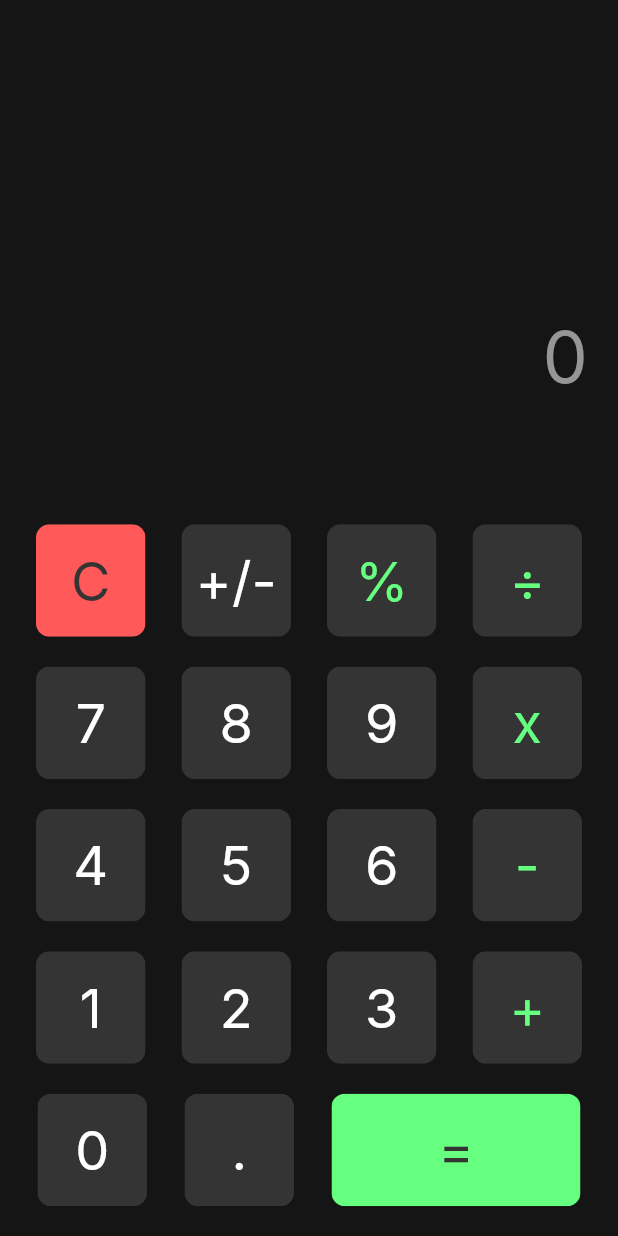
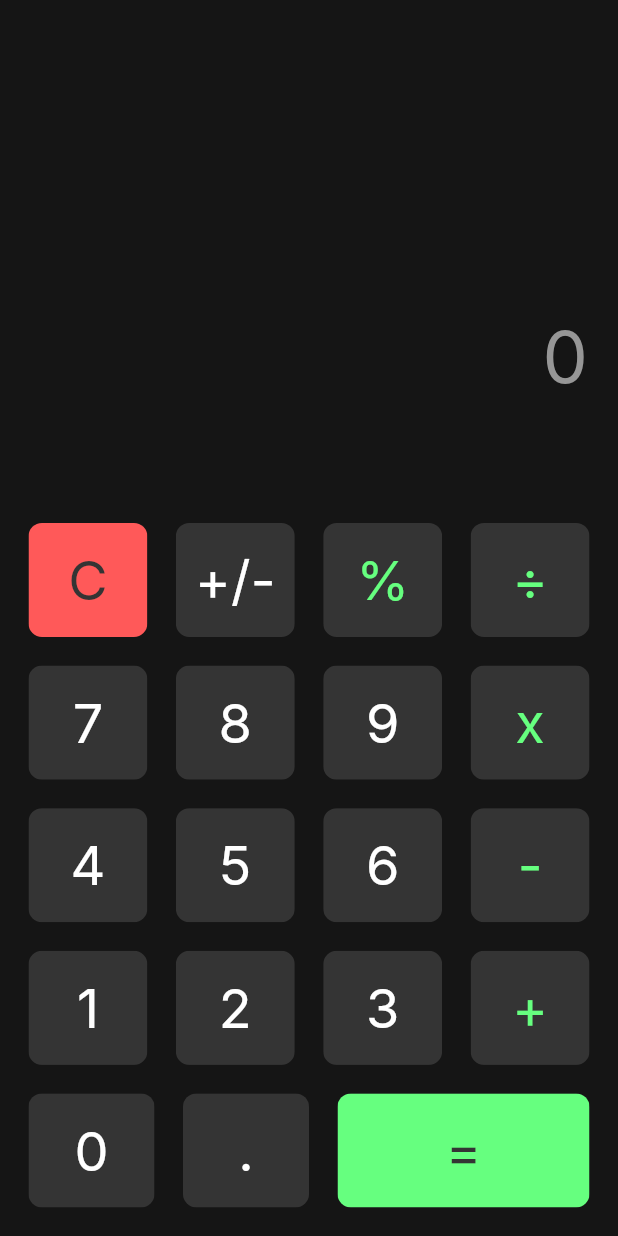
Before and after one commit to daryaak/calculator, a Flutter app: the screen it shows after launch, on a phone screen of 412 x 824 dp. Run offline on Flutter 3.47's test engine with Material 3 defaults, Android fonts, the phone set to English and light mode, and no system bars; our stand-ins replace math_expressions; Roboto replaces fonts that are missing (Inter).

Commit message:
make ui adaptive, fix crashing after '=' sign pressed

```diff
--- a/lib/main.dart
+++ b/lib/main.dart
@@ -78,12 +78,14 @@ class HomePageState extends State<HomePage> {
           Expanded(
             flex:3,
               child: Column(
-                mainAxisAlignment: MainAxisAlignment.spaceEvenly,
                 children: [
-                  Row(
-                    mainAxisAlignment: MainAxisAlignment.spaceEvenly,
+                  const SizedBox(height: 19),
+                  Flexible(
+                    child: Row(
                       children: [
-                    CalcButton(
+                      const SizedBox(width: 19),
+                      Flexible(
+                        child: CalcButton(
                         redButton,
                         blackButton,
                         'C',
@@ -93,7 +95,10 @@ class HomePageState extends State<HomePage> {
                           calcResult = '0';
                           });
                         }),
-                    CalcButton(
+                      ),
+                      const SizedBox(width: 19),
+                      Flexible(
+                        child: CalcButton(
                         blackButton,
                         whiteButton,
                         '+/-',
@@ -103,7 +108,10 @@ class HomePageState extends State<HomePage> {
                             getResult();
                           });
                         }),
-                    CalcButton(
+                      ),
+                      const SizedBox(width: 19),
+                      Flexible(
+                        child: CalcButton(
                         blackButton,
                         greenButton,
                         '%',
@@ -121,7 +129,10 @@ class HomePageState extends State<HomePage> {
                             }
                           });
                         }),
-                    CalcButton(
+                      ),
+                      const SizedBox(width: 19),
+                      Flexible(
+                        child: CalcButton(
                         blackButton,
                         greenButton,
                         '÷',
@@ -139,12 +150,18 @@ class HomePageState extends State<HomePage> {
                             }
                           });
                         }),
+                      ),
+                      const SizedBox(width: 19),
                       ]
                     ),
-                  Row(
-                    mainAxisAlignment: MainAxisAlignment.spaceEvenly,
+                  ),
+                  const SizedBox(height: 19),
+                  Flexible(
+                    child: Row(
                       children: [
-                    CalcButton(
+                      const SizedBox(width: 19),
+                      Flexible(
+                        child: CalcButton(
                         blackButton,
                         whiteButton,
                         '7',
@@ -153,7 +170,10 @@ class HomePageState extends State<HomePage> {
                             userInput += '7';
                           });
                         }),
-                    CalcButton(
+                      ),
+                      const SizedBox(width: 19),
+                      Flexible(
+                        child: CalcButton(
                         blackButton,
                         whiteButton,
                         '8',
@@ -162,7 +182,10 @@ class HomePageState extends State<HomePage> {
                             userInput += '8';
                           });
                         }),
-                    CalcButton(
+                      ),
+                      const SizedBox(width: 19),
+                      Flexible(
+                        child: CalcButton(
                         blackButton,
                         whiteButton,
                         '9',
@@ -171,7 +194,10 @@ class HomePageState extends State<HomePage> {
                             userInput += '9';
                           });
                         }),
-                    CalcButton(
+                      ),
+                      const SizedBox(width: 19),
+                      Flexible(
+                        child: CalcButton(
                         blackButton,
                         greenButton,
                         'x',
@@ -189,12 +215,18 @@ class HomePageState extends State<HomePage> {
                             }
                           });
                         }),
+                      ),
+                      const SizedBox(width: 19),
                       ]
                     ),
-                  Row(
-                    mainAxisAlignment: MainAxisAlignment.spaceEvenly,
+                  ),
+                  const SizedBox(height: 19),
+                  Flexible(
+                    child: Row(
                       children: [
-                    CalcButton(
+                      const SizedBox(width: 19),
+                      Flexible(
+                        child: CalcButton(
                         blackButton,
                         whiteButton,
                         '4',
@@ -203,7 +235,10 @@ class HomePageState extends State<HomePage> {
                             userInput += '4';
                           });
                         }),
-                    CalcButton(
+                      ),
+                      const SizedBox(width: 19),
+                      Flexible(
+                        child: CalcButton(
                         blackButton,
                         whiteButton,
                         '5',
@@ -212,7 +247,10 @@ class HomePageState extends State<HomePage> {
                             userInput += '5';
                           });
                         }),
-                    CalcButton(
+                      ),
+                      const SizedBox(width: 19),
+                      Flexible(
+                        child: CalcButton(
                         blackButton,
                         whiteButton,
                         '6',
@@ -221,7 +259,10 @@ class HomePageState extends State<HomePage> {
                             userInput += '6';
                           });
                         }),
-                    CalcButton(
+                      ),
+                      const SizedBox(width: 19),
+                      Flexible(
+                        child: CalcButton(
                         blackButton,
                         greenButton,
                         '-',
@@ -239,12 +280,18 @@ class HomePageState extends State<HomePage> {
                             }
                           });
                         }),
+                      ),
+                      const SizedBox(width: 19),
                       ]
                     ),
-                  Row(
-                    mainAxisAlignment: MainAxisAlignment.spaceEvenly,
+                  ),
+                  const SizedBox(height: 19),
+                  Flexible(
+                    child: Row(
                       children: [
-                    CalcButton(
+                      const SizedBox(width: 19),
+                      Flexible(
+                        child: CalcButton(
                         blackButton,
                         whiteButton,
                         '1',
@@ -253,7 +300,10 @@ class HomePageState extends State<HomePage> {
                             userInput += '1';
                           });
                         }),
-                    CalcButton(
+                      ),
+                      const SizedBox(width: 19),
+                      Flexible(
+                        child: CalcButton(
                         blackButton,
                         whiteButton,
                         '2',
@@ -262,7 +312,10 @@ class HomePageState extends State<HomePage> {
                             userInput += '2';
                           });
                         }),
-                    CalcButton(
+                      ),
+                      const SizedBox(width: 19),
+                      Flexible(
+                        child: CalcButton(
                         blackButton,
                         whiteButton,
                         '3',
@@ -271,7 +324,10 @@ class HomePageState extends State<HomePage> {
                             userInput += '3';
                           });
                         }),
-                    CalcButton(
+                      ),
+                      const SizedBox(width: 19),
+                      Flexible(
+                        child: CalcButton(
                         blackButton,
                         greenButton,
                         '+',
@@ -289,12 +345,18 @@ class HomePageState extends State<HomePage> {
                             }
                           });
                         }),
+                      ),
+                      const SizedBox(width: 19),
                       ]
                     ),
-                  Row(
-                    mainAxisAlignment: MainAxisAlignment.spaceEvenly,
+                  ),
+                  const SizedBox(height: 19),
+                  Flexible(
+                    child: Row(
                       children: [
-                    CalcButton(
+                      const SizedBox(width: 19),
+                      Flexible(
+                        child: CalcButton(
                         blackButton,
                         whiteButton,
                         '0',
@@ -303,7 +365,10 @@ class HomePageState extends State<HomePage> {
                             userInput += '0';
                           });
                         }),
-                    CalcButton(
+                      ),
+                      const SizedBox(width: 19),
+                      Flexible(
+                        child: CalcButton(
                         blackButton,
                         whiteButton,
                         '.',
@@ -316,17 +381,28 @@ class HomePageState extends State<HomePage> {
                             }
                           });
                         }),
-                    CalcButton(
+                      ),
+                      const SizedBox(width: 19),
+                      Flexible(
+                        flex: 2,
+                        child: CalcButton(
                         greenButton,
                         blackButton,
                         '=',
                         (){
                           setState(() {
+                            if(!checkOperator()){
+                              userInput = userInput.substring(0,userInput.length-1);
+                            }
                             getResult();
                           });
                         }),
+                      ),
+                      const SizedBox(width: 19),
                       ]
-                  )
+                    ),
+                  ),
+                  const SizedBox(height: 19),
                 ],
               )
           )
@@ -363,11 +439,6 @@ class CalcButton extends StatelessWidget{
   final String buttonText;
   final VoidCallback buttonTapped;
 
-  double getWidth(){
-    if(color == const Color.fromARGB(255, 102, 255, 127)){ return 166;}
-    else{ return 73;}
-  }
-
   const CalcButton(this.color,this.textColor,this.buttonText,this.buttonTapped);
 
   @override
@@ -379,8 +450,6 @@ class CalcButton extends StatelessWidget{
         borderRadius: BorderRadius.circular(9),
         child: Container(
           color: color,
-          height: 75,
-          width: getWidth(),
           child: Center(
             child: Text(
               buttonText,
```
Lines whose indentation alone changed are shown as unchanged.
